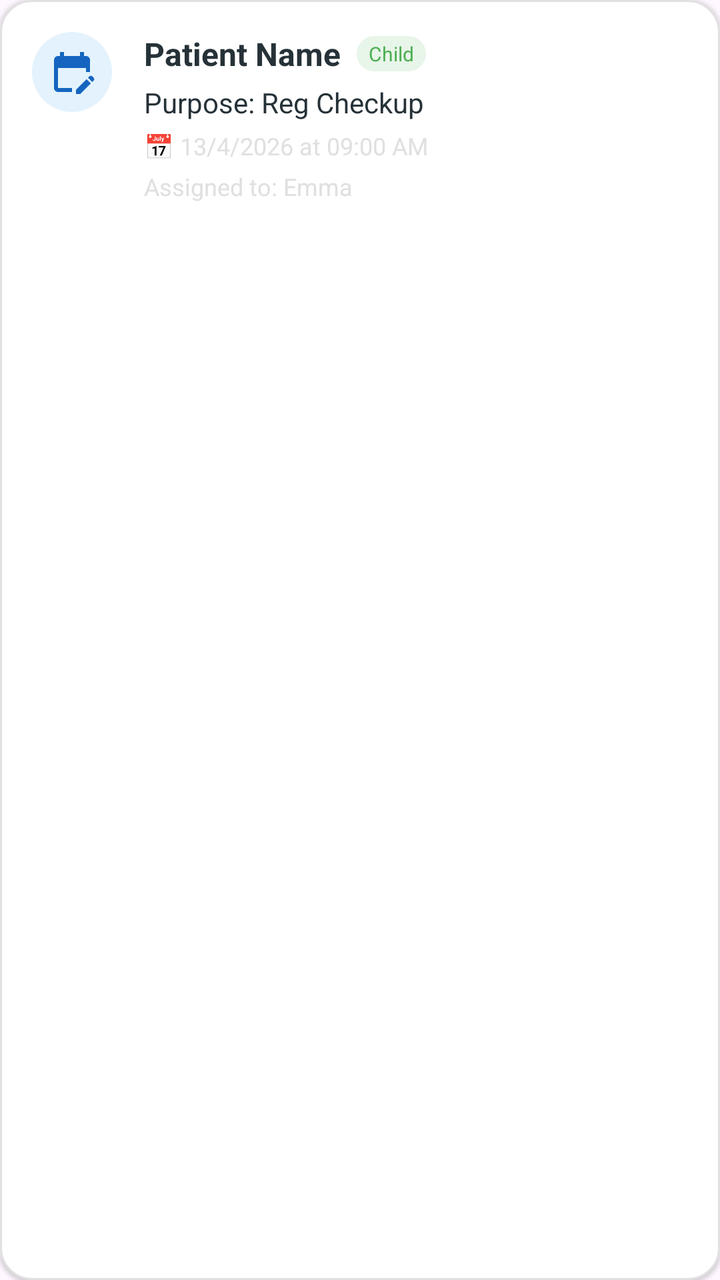
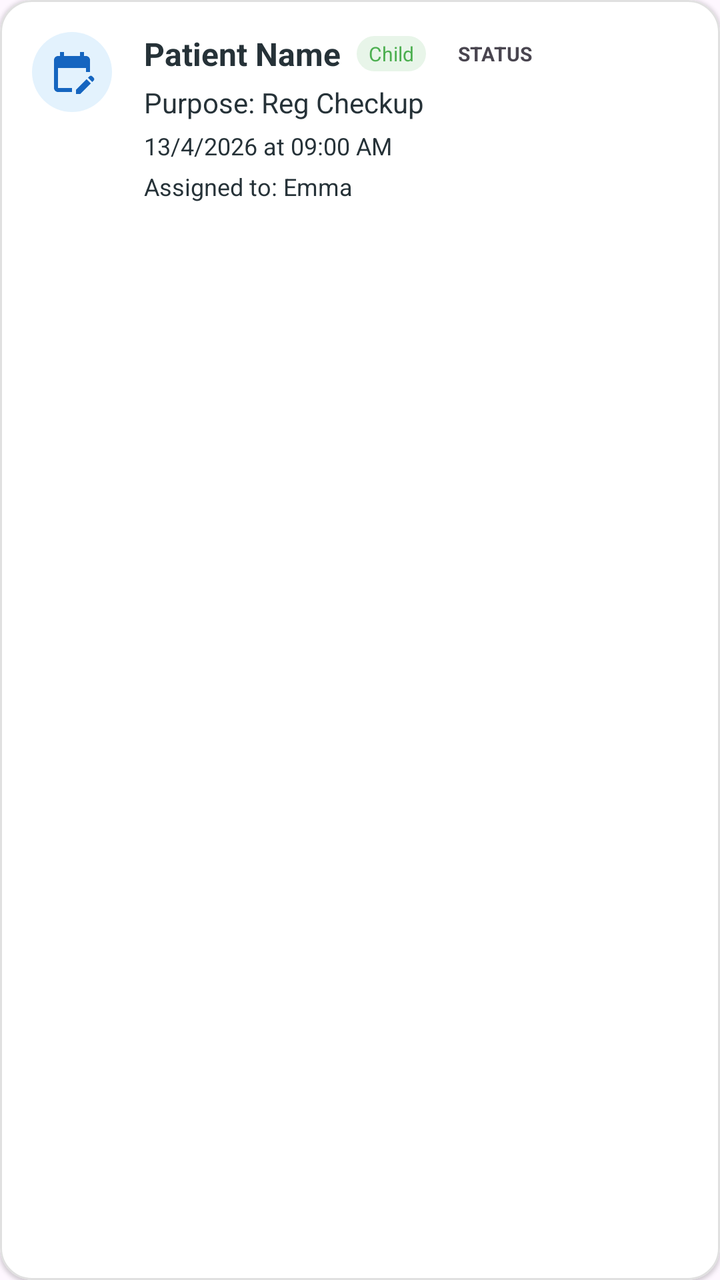

Compare the two renders of this Android layout. The source of the first and the diff that turns it into the second are given below.
<!-- AndroidManifest.xml: application theme Theme.Mobicare -->
<!-- res/layout/item_consultation_card.xml -->
<?xml version="1.0" encoding="utf-8"?>
<com.google.android.material.card.MaterialCardView xmlns:android="http://schemas.android.com/apk/res/android"
    xmlns:app="http://schemas.android.com/apk/res-auto"
    android:layout_width="match_parent"
    android:layout_height="wrap_content"
    android:layout_marginBottom="12dp"
    app:cardCornerRadius="16dp"
    app:cardElevation="1dp"
    app:cardBackgroundColor="@android:color/white"  app:strokeColor="#E0E0E0">

    <androidx.constraintlayout.widget.ConstraintLayout
        android:layout_width="match_parent"
        android:layout_height="wrap_content"
        android:padding="16dp">

        <ImageView
            android:id="@+id/ivIcon"
            android:layout_width="40dp"
            android:layout_height="40dp"
            android:background="@drawable/circle_light_blue"
            android:padding="8dp"
            android:src="@drawable/ic_consultation"
            app:layout_constraintStart_toStartOf="parent"
            app:layout_constraintTop_toTopOf="parent"
            app:tint="@color/trust_blue" />

        <TextView
            android:id="@+id/tvPatientName"
            android:layout_width="wrap_content"
            android:layout_height="wrap_content"
            android:layout_marginStart="16dp"
            android:text="Patient Name"
            android:textColor="@color/slate_navy"
            android:textSize="16sp"
            android:textStyle="bold"
            app:layout_constraintStart_toEndOf="@+id/ivIcon"
            app:layout_constraintTop_toTopOf="parent" />

        <TextView
            android:id="@+id/tvPatientType"
            android:layout_width="wrap_content"
            android:layout_height="wrap_content"
            android:layout_marginStart="8dp"
            android:background="@drawable/badge_green_light"
            android:paddingHorizontal="6dp"
            android:paddingVertical="2dp"
            android:text="Child"
            android:textColor="#4CAF50"
            android:textSize="10sp"
            app:layout_constraintBottom_toBottomOf="@+id/tvPatientName"
            app:layout_constraintStart_toEndOf="@+id/tvPatientName"
            app:layout_constraintTop_toTopOf="@+id/tvPatientName" />

        <TextView
            android:id="@+id/tvPurpose"
            android:layout_width="wrap_content"
            android:layout_height="wrap_content"
            android:layout_marginTop="4dp"
            android:text="Purpose: Reg Checkup"
            android:textColor="@color/slate_navy"
            android:textSize="14sp"
            app:layout_constraintStart_toStartOf="@+id/tvPatientName"
            app:layout_constraintTop_toBottomOf="@+id/tvPatientName" />

        <TextView
            android:id="@+id/tvDateTime"
            android:layout_width="wrap_content"
            android:layout_height="wrap_content"
            android:layout_marginTop="4dp"
            android:text="📅 13/4/2026 at 09:00 AM"
            android:textColor="@color/cool_grey"
            android:textSize="12sp"
            app:layout_constraintStart_toStartOf="@+id/tvPatientName"
            app:layout_constraintTop_toBottomOf="@+id/tvPurpose" />

        <TextView
            android:id="@+id/tvWorker"
            android:layout_width="wrap_content"
            android:layout_height="wrap_content"
            android:layout_marginTop="4dp"
            android:text="Assigned to: Emma"
            android:textColor="@color/cool_grey"
            android:textSize="12sp"
            app:layout_constraintStart_toStartOf="@+id/tvPatientName"
            app:layout_constraintTop_toBottomOf="@+id/tvDateTime" />

    </androidx.constraintlayout.widget.ConstraintLayout>
</com.google.android.material.card.MaterialCardView>
<!-- resources referenced by this layout -->
<resources>
  <color name="cool_grey">#E0E0E0</color>
  <color name="slate_navy">#263238</color>
  <color name="trust_blue">#1565C0</color>
  <!-- drawable badge_green_light (drawable) -->
  <?xml version="1.0" encoding="utf-8"?>
  <shape xmlns:android="http://schemas.android.com/apk/res/android">
      <solid android:color="#E8F5E9" />
      <corners android:radius="16dp" />
  </shape>
  <!-- drawable circle_light_blue (drawable) -->
  <?xml version="1.0" encoding="utf-8"?>
  <shape xmlns:android="http://schemas.android.com/apk/res/android"
      android:shape="oval">
      <solid android:color="#E3F2FD" />
  </shape>
  <!-- drawable ic_consultation (drawable) -->
  <vector xmlns:android="http://schemas.android.com/apk/res/android" android:height="24dp" android:tint="#000000" android:viewportHeight="24" android:viewportWidth="24" android:width="24dp">
        
      <path android:fillColor="@android:color/white" android:pathData="M12,22H5c-1.11,0 -2,-0.9 -2,-2L3.01,6c0,-1.1 0.88,-2 1.99,-2h1V2h2v2h8V2h2v2h1c1.1,0 2,0.9 2,2v6h-2v-2H5v10h7V22zM22.13,16.99l0.71,-0.71c0.39,-0.39 0.39,-1.02 0,-1.41l-0.71,-0.71c-0.39,-0.39 -1.02,-0.39 -1.41,0l-0.71,0.71L22.13,16.99zM21.42,17.7l-5.3,5.3H14v-2.12l5.3,-5.3L21.42,17.7z"/>
      
  </vector>
  <style name="Theme.Mobicare" parent="Base.Theme.Mobicare" />
  <style name="Base.Theme.Mobicare" parent="Theme.Material3.DayNight.NoActionBar">
          <item name="android:fontFamily">sans-serif</item>
          <item name="fontFamily">sans-serif</item>
          <item name="colorPrimary">@color/healing_green</item>
          <item name="colorOnPrimary">@color/pure_white</item>
          <item name="colorPrimaryContainer">@color/healing_green</item>
          <item name="colorOnPrimaryContainer">@color/pure_white</item>
          <item name="android:statusBarColor">#155A91</item>
      </style>
  <color name="healing_green">#388E3C</color>
  <color name="pure_white">#FFFFFF</color>
</resources>

<!-- the commit's change to res/layout/item_consultation_card.xml (unified diff, before → after) -->
@@ -37,6 +37,20 @@
             app:layout_constraintTop_toTopOf="parent" />
 
         <TextView
+            android:id="@+id/tvStatusBadge"
+            android:layout_width="wrap_content"
+            android:layout_height="wrap_content"
+            android:layout_marginStart="8dp"
+            android:paddingHorizontal="8dp"
+            android:paddingVertical="2dp"
+            android:textSize="10sp"
+            android:textStyle="bold"
+            android:text="STATUS"
+            app:layout_constraintStart_toEndOf="@+id/tvPatientType"
+            app:layout_constraintTop_toTopOf="@+id/tvPatientName"
+            app:layout_constraintBottom_toBottomOf="@+id/tvPatientName" />
+
+        <TextView
             android:id="@+id/tvPatientType"
             android:layout_width="wrap_content"
             android:layout_height="wrap_content"
@@ -67,8 +81,8 @@
             android:layout_width="wrap_content"
             android:layout_height="wrap_content"
             android:layout_marginTop="4dp"
-            android:text="📅 13/4/2026 at 09:00 AM"
-            android:textColor="@color/cool_grey"
+            android:text="13/4/2026 at 09:00 AM"
+            android:textColor="@color/slate_navy"
             android:textSize="12sp"
             app:layout_constraintStart_toStartOf="@+id/tvPatientName"
             app:layout_constraintTop_toBottomOf="@+id/tvPurpose" />
@@ -79,7 +93,7 @@
             android:layout_height="wrap_content"
             android:layout_marginTop="4dp"
             android:text="Assigned to: Emma"
-            android:textColor="@color/cool_grey"
+            android:textColor="@color/slate_navy"
             android:textSize="12sp"
             app:layout_constraintStart_toStartOf="@+id/tvPatientName"
             app:layout_constraintTop_toBottomOf="@+id/tvDateTime" />
<!-- resource entries referenced after the edit -->
@@ -1,6 +1,5 @@
 <!-- resources referenced by this layout -->
 <resources>
-  <color name="cool_grey">#E0E0E0</color>
   <color name="slate_navy">#263238</color>
   <color name="trust_blue">#1565C0</color>
   <!-- drawable badge_green_light (drawable) -->
